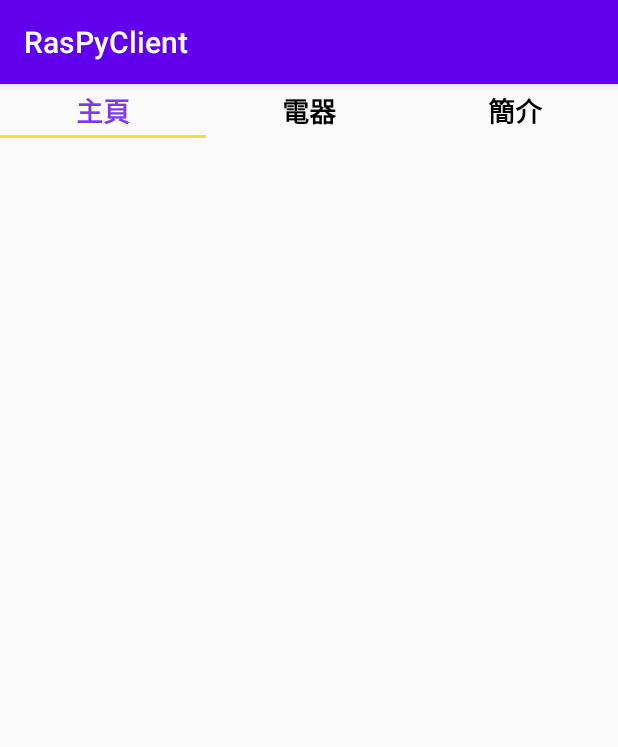
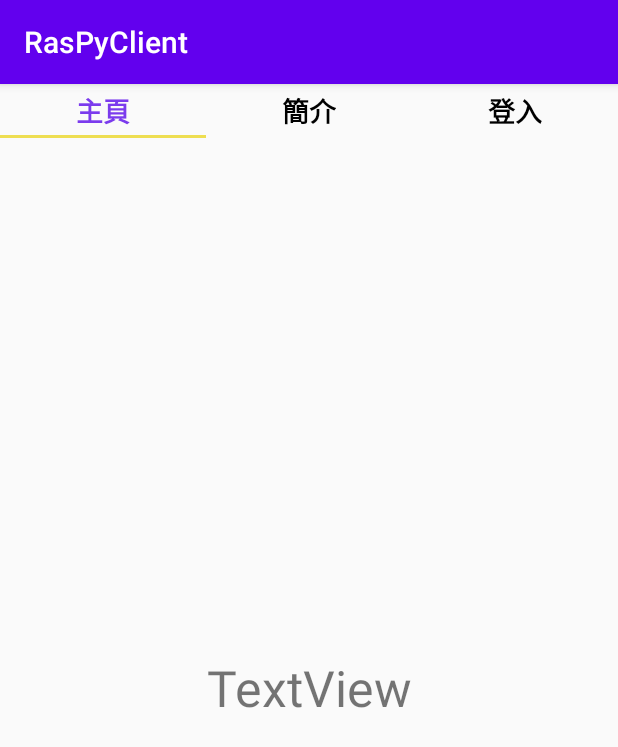
Before and after one commit to hj6hki123/newtips, an Android app: the screen it shows after launch (MainActivity), on a phone screen of 412 x 824 dp. Shown: the top 747 px of the screen. Run offline under Robolectric (Android 15) with nearby library versions, the phone set to English and light mode, and no system bars.

Commit message:
pageview2

```diff
--- a/app/src/main/java/com/example/newtips/page1.java
+++ b/app/src/main/java/com/example/newtips/page1.java
@@ -5,6 +5,7 @@ import android.content.BroadcastReceiver;
 import android.content.Context;
 import android.content.Intent;
 import android.content.IntentFilter;
+import android.content.ServiceConnection;
 import android.content.pm.ApplicationInfo;
 import android.content.pm.PackageInfo;
 import android.content.pm.PackageManager;
@@ -40,12 +41,20 @@ import java.net.InetSocketAddress;
 import java.net.Socket;
 import java.util.ArrayList;
 import java.util.List;
+import java.util.concurrent.ExecutorService;
+import java.util.concurrent.Executors;
+
 import android.graphics.Color;
 
 public class page1 extends Fragment {
+    private ServiceConnection sc;
+    public SocketService socketService;
+
+
     MyBroadcast myBroadcast = new MyBroadcast();
     StringBuffer stringBuffer = new StringBuffer();
-
+    ExecutorService exec = Executors.newCachedThreadPool();
+    TextView textviewTD;
     public page1() {
         // Required empty public constructor
     }
@@ -56,6 +65,17 @@ public class page1 extends Fragment {
         return inflater.inflate(R.layout.fragment_page1, container, false);
     }
 
+    @Override
+    public void onViewCreated(@NonNull View view, @Nullable Bundle savedInstanceState) {
+        super.onViewCreated(view, savedInstanceState);
+        textviewTD=view.findViewById(R.id.TD);
+    }
+
+    @Override
+    public void onCreate(@Nullable Bundle savedInstanceState) {
+        super.onCreate(savedInstanceState);
+
+    }
 
 
 }
--- a/app/src/main/res/layout/fragment_page1.xml
+++ b/app/src/main/res/layout/fragment_page1.xml
@@ -1,9 +1,19 @@
 <androidx.constraintlayout.widget.ConstraintLayout xmlns:android="http://schemas.android.com/apk/res/android"
+    xmlns:app="http://schemas.android.com/apk/res-auto"
+    xmlns:tools="http://schemas.android.com/tools"
+    android:id="@+id/mScro"
     android:layout_width="match_parent"
-    android:layout_height="match_parent"
-    xmlns:app="http://schemas.android.com/apk/res-auto"
-    android:id="@+id/mScro">
+    android:layout_height="match_parent">
 
 
-
+    <TextView
+        android:id="@+id/TD"
+        android:layout_width="wrap_content"
+        android:layout_height="wrap_content"
+        app:layout_constraintBottom_toBottomOf="parent"
+        app:layout_constraintEnd_toEndOf="parent"
+        app:layout_constraintStart_toStartOf="parent"
+        app:layout_constraintTop_toTopOf="parent"
+        android:text="TextView"
+        android:textSize="15pt"/>
 </androidx.constraintlayout.widget.ConstraintLayout>
--- a/app/src/main/res/values/strings.xml
+++ b/app/src/main/res/values/strings.xml
@@ -1,8 +1,8 @@
 <resources>
     <string name="app_name">RasPyClient</string>
     <string name="tab1_name">主頁</string>
-    <string name="tab2_name">電器</string>
-    <string name="tab3_name">簡介</string>
+    <string name="tab2_name">簡介</string>
+    <string name="tab3_name">登入</string>
     <string name="PORT">2005</string>
     <string name="IP">192.168.1.1</string>
 </resources>
```
Also changed, not shown: app/src/main/java/com/example/newtips/MyBroadcast.java (+0 -7 lines), app/src/main/java/com/example/newtips/SocketService.java (added, +262 -0 lines), app/src/main/java/com/example/newtips/TCPClient.java (deleted, +0 -94 lines), app/src/main/java/com/example/newtips/common/Constants.java (added, +11 -0 lines), app/src/main/java/com/example/newtips/common/EventMsg.java (added, +15 -0 lines), app/src/main/res/layout/fragment_page2.xml (+14 -4 lines).
